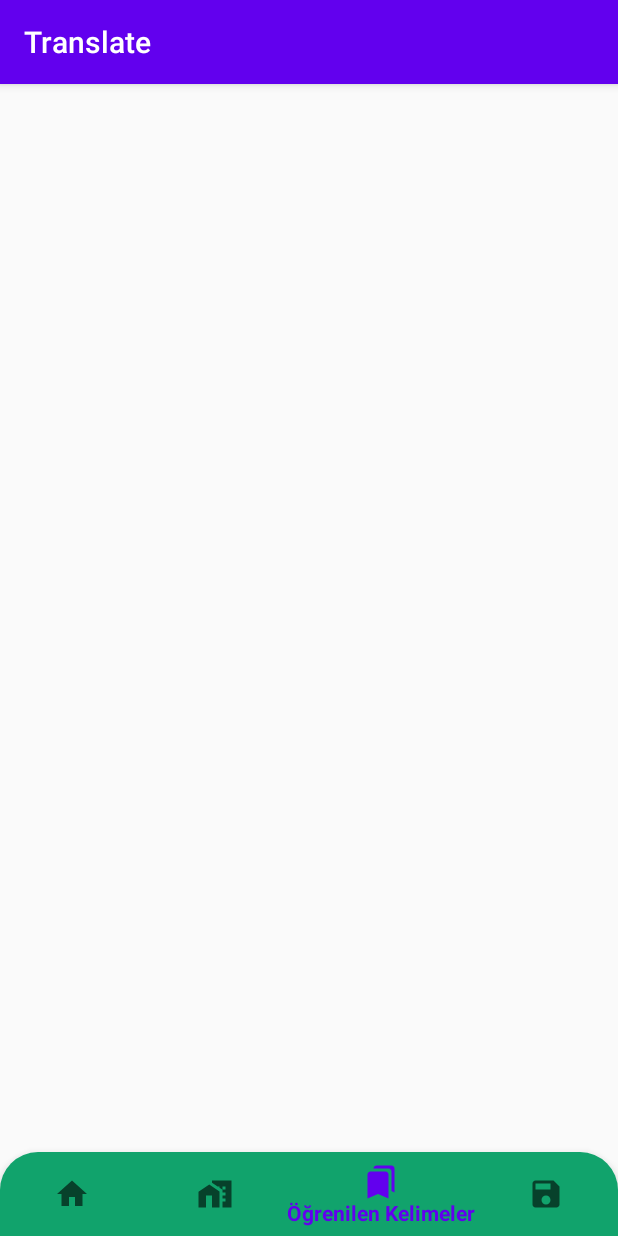
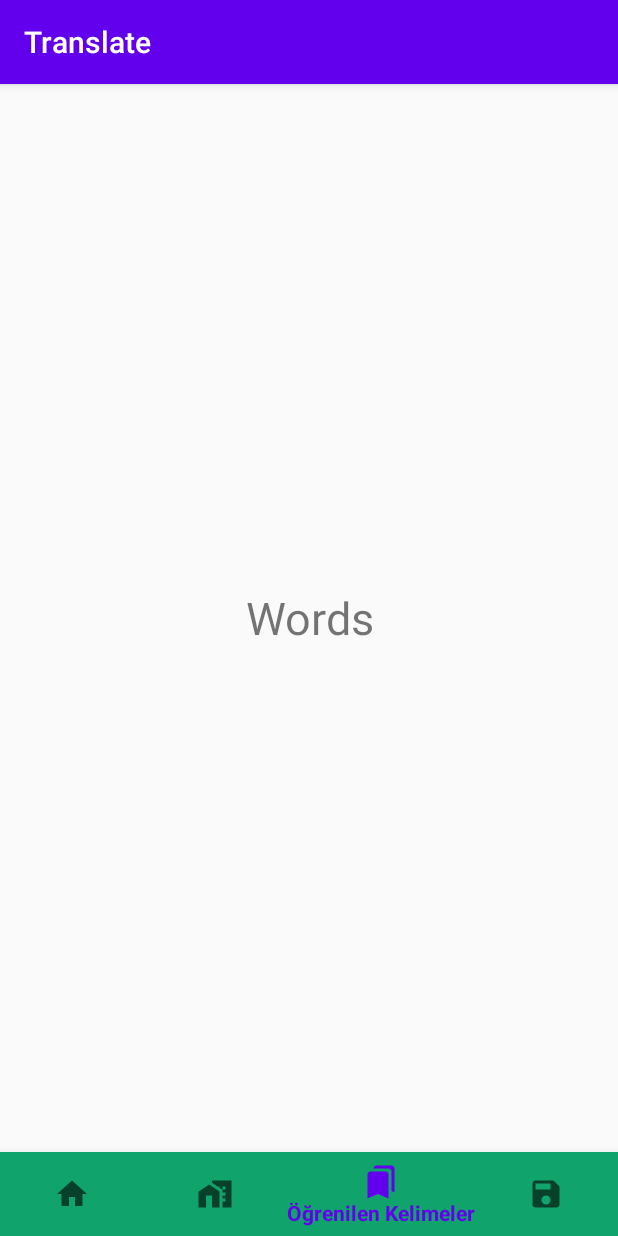
Before and after one commit to Yusuf-E/Translate-AWS, an Android app: the screen it shows after launch (MainActivity), item 3 of the bottom bar chosen, on a phone screen of 412 x 824 dp. Run offline under Robolectric (Android 15) with nearby library versions, the phone set to English and light mode, and no system bars; libraries missing offline, so code that uses them is left out: com.hitomi.cmlibrary, com.oguzdev.circularfloatingactionmenu.

Commit message:
Fragments added

```diff
--- /dev/null
+++ b/app/src/main/java/com/example/translate/HomeFragment.java
@@ -0,0 +1,18 @@
+package com.example.translate;
+
+import android.os.Bundle;
+import android.view.LayoutInflater;
+import android.view.View;
+import android.view.ViewGroup;
+
+import androidx.annotation.NonNull;
+import androidx.annotation.Nullable;
+import androidx.fragment.app.Fragment;
+
+public class HomeFragment extends Fragment {
+    @Nullable
+    @Override
+    public View onCreateView(@NonNull LayoutInflater inflater, @Nullable ViewGroup container, @Nullable Bundle savedInstanceState) {
+        return inflater.inflate(R.layout.fragment_home,container,false);
+    }
+}
--- a/app/src/main/java/com/example/translate/MainActivity.java
+++ b/app/src/main/java/com/example/translate/MainActivity.java
@@ -1,14 +1,18 @@
 package com.example.translate;
 
+import androidx.annotation.NonNull;
 import androidx.appcompat.app.AppCompatActivity;
 import androidx.core.content.ContextCompat;
+import androidx.fragment.app.Fragment;
 
 import android.content.Context;
 import android.graphics.Color;
 import android.os.Bundle;
+import android.view.MenuItem;
 import android.widget.ImageView;
 import android.widget.Toast;
 
+import com.google.android.material.bottomnavigation.BottomNavigationView;
 import com.hitomi.cmlibrary.CircleMenu;
 import com.hitomi.cmlibrary.OnMenuSelectedListener;
 import com.oguzdev.circularfloatingactionmenu.library.FloatingActionButton;
@@ -21,7 +25,35 @@ public class MainActivity extends AppCompatActivity {
     protected void onCreate(Bundle savedInstanceState) {
         super.onCreate(savedInstanceState);
         setContentView(R.layout.activity_main);
+        initBottomNavView();
+        getSupportFragmentManager().beginTransaction().replace(R.id.frameLayout,new HomeFragment()).commit();
 
     }
+        private BottomNavigationView.OnNavigationItemSelectedListener navlistener = new BottomNavigationView.OnNavigationItemSelectedListener() {
+            @Override
+            public boolean onNavigationItemSelected(@NonNull MenuItem item) {
+                Fragment selectedFragment = null;
+                switch (item.getItemId()){
+                    case R.id.nav_home:
+                        selectedFragment=new HomeFragment();
+                        break;
+                    case R.id.nav_learn:
+                        selectedFragment =new LearnFragment();
+                        break;
+                    case R.id.nav_words:
+                        selectedFragment =new WordsFragment();
+                        break;
+                    case R.id.nav_saved:
+                        selectedFragment=new SaveFragment();
+                        break;
+                }
+                getSupportFragmentManager().beginTransaction().replace(R.id.frameLayout,selectedFragment).commit();
+                return true;
+            }
+        };
+    private void initBottomNavView() {
+        BottomNavigationView bottomNavigationView = findViewById(R.id.bottomNavigationView);
+        bottomNavigationView.setOnNavigationItemSelectedListener(navlistener);
+    }
 
-    }
+}
--- /dev/null
+++ b/app/src/main/java/com/example/translate/WordsFragment.java
@@ -0,0 +1,18 @@
+package com.example.translate;
+
+import android.os.Bundle;
+import android.view.LayoutInflater;
+import android.view.View;
+import android.view.ViewGroup;
+
+import androidx.annotation.NonNull;
+import androidx.annotation.Nullable;
+import androidx.fragment.app.Fragment;
+
+public class WordsFragment extends Fragment {
+    @Nullable
+    @Override
+    public View onCreateView(@NonNull LayoutInflater inflater, @Nullable ViewGroup container, @Nullable Bundle savedInstanceState) {
+        return inflater.inflate(R.layout.fragment_words,container,false);
+    }
+}
--- a/app/src/main/res/drawable/bottom_nav_design.xml
+++ b/app/src/main/res/drawable/bottom_nav_design.xml
@@ -3,8 +3,6 @@
         <item>
             <shape android:shape="rectangle">
                 <corners
-                    android:topLeftRadius="25dp"
-                    android:topRightRadius="25dp"
                     />
                 <solid
                     android:color="#11a36c"/>
--- /dev/null
+++ b/app/src/main/res/layout/fragment_words.xml
@@ -0,0 +1,13 @@
+<?xml version="1.0" encoding="utf-8"?>
+<androidx.constraintlayout.widget.ConstraintLayout
+    xmlns:android="http://schemas.android.com/apk/res/android" android:layout_width="match_parent"
+    android:layout_height="match_parent">
+    <TextView
+        android:layout_width="match_parent"
+        android:layout_height="match_parent"
+        android:text="Words"
+        android:textSize="30sp"
+        android:gravity="center"
+        />
+
+</androidx.constraintlayout.widget.ConstraintLayout>
--- a/app/src/main/res/menu/botton_nav.xml
+++ b/app/src/main/res/menu/botton_nav.xml
@@ -6,16 +6,16 @@
         android:title="AnaSayfa"
     />
     <item
-        android:id="@+id/learn"
+        android:id="@+id/nav_learn"
         android:icon="@drawable/item_learn"
         android:title="Öğren" />
     <item
-        android:id="@+id/words"
+        android:id="@+id/nav_words"
         android:icon="@drawable/item_words"
         android:title="Öğrenilen Kelimeler"
         />
     <item
-        android:id="@+id/saved"
+        android:id="@+id/nav_saved"
         android:icon="@drawable/item_saved"
         android:title="Kaydedilenler"
         />
```
Also changed, not shown: app/src/main/java/com/example/translate/LearnFragment.java (added, +18 -0 lines), app/src/main/java/com/example/translate/SaveFragment.java (added, +18 -0 lines), app/src/main/res/layout/fragment_home.xml (added, +13 -0 lines), app/src/main/res/layout/fragment_learn.xml (added, +13 -0 lines), app/src/main/res/layout/fragment_saved.xml (added, +13 -0 lines).
